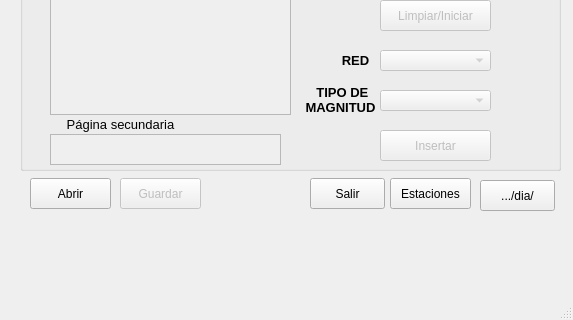
RedSismicaAustro/rsa_sismologia, file src/ui/reporte.ui: the form before one commit; both pictures show x 0 to 573 and y 450 to 770 of the 573 by 770 pixel window.
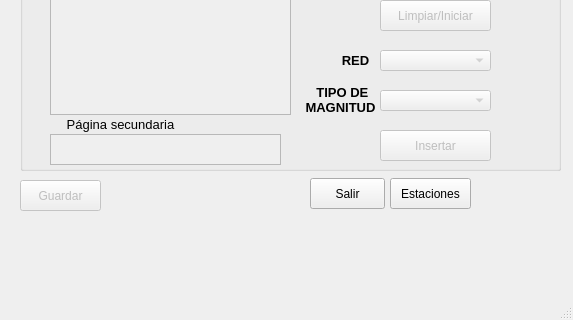
The form after the commit.

What changed in the file:
```diff
--- a/src/ui/reporte.ui
+++ b/src/ui/reporte.ui
@@ -939,8 +939,8 @@
     </property>
     <property name="geometry">
      <rect>
-      <x>120</x>
-      <y>628</y>
+      <x>20</x>
+      <y>630</y>
       <width>81</width>
       <height>31</height>
      </rect>
@@ -949,19 +949,6 @@
      <string>Guardar</string>
     </property>
    </widget>
-   <widget class="QPushButton" name="Btn_abrir">
-    <property name="geometry">
-     <rect>
-      <x>30</x>
-      <y>628</y>
-      <width>81</width>
-      <height>31</height>
-     </rect>
-    </property>
-    <property name="text">
-     <string>Abrir</string>
-    </property>
-   </widget>
    <widget class="QLabel" name="Lbl_directorio">
     <property name="enabled">
      <bool>true</bool>
@@ -987,19 +974,6 @@
      <set>Qt::AlignJustify|Qt::AlignTop</set>
     </property>
    </widget>
-   <widget class="QPushButton" name="Btn_drive">
-    <property name="geometry">
-     <rect>
-      <x>480</x>
-      <y>630</y>
-      <width>75</width>
-      <height>31</height>
-     </rect>
-    </property>
-    <property name="text">
-     <string>.../dia/</string>
-    </property>
-   </widget>
    <widget class="QPushButton" name="Btn_estacion">
     <property name="enabled">
      <bool>true</bool>
```
